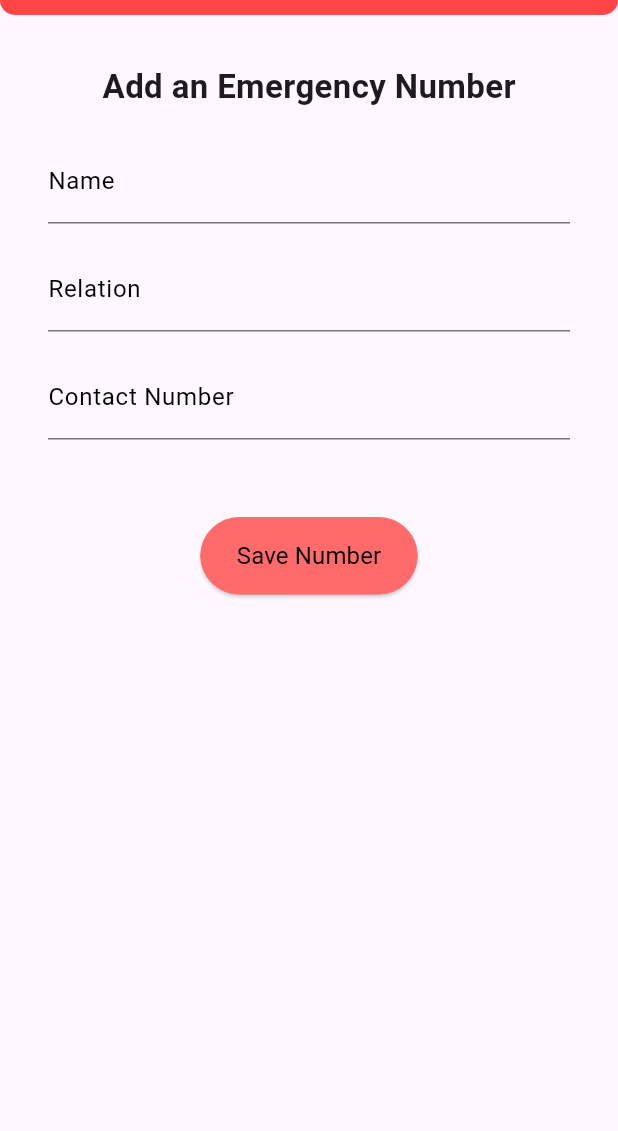
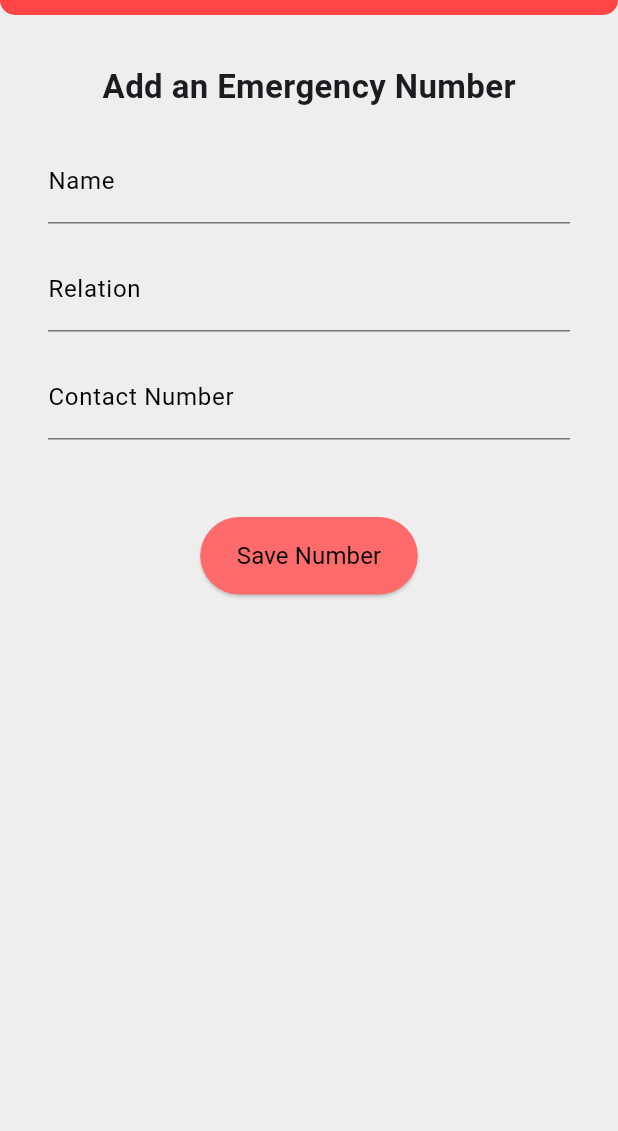
Before and after one commit to VihanDI/Emergency-SOS-App, a Flutter app: the screen it shows after launch, after a tap on the "add" icon, on a phone screen of 412 x 824 dp, the part 105-1236 px from its top. Run offline on Flutter 3.47's test engine with Material 3 defaults, Android fonts, the phone set to English and light mode, and no system bars; our stand-ins replace carousel_slider, curved_navigation_bar, geolocator; network calls fail.

Commit message:
Add new UI changes

```diff
--- a/sos-app/lib/screens/add_number_screen.dart
+++ b/sos-app/lib/screens/add_number_screen.dart
@@ -9,6 +9,7 @@ class AddNumberScreen extends StatelessWidget {
   Widget build(BuildContext context) {
     return MaterialApp(
       home: Scaffold(
+        backgroundColor: Colors.grey[200],
         appBar: MyAppBar(
           iconType: Icons.arrow_back,
           onPressed: () {
--- a/sos-app/lib/screens/emergency_contact_screen.dart
+++ b/sos-app/lib/screens/emergency_contact_screen.dart
@@ -9,6 +9,7 @@ class EmergencyContactScreen extends StatelessWidget {
   @override
   Widget build(BuildContext context) {
     return Scaffold(
+        backgroundColor: Colors.grey[200],
         appBar: MyAppBar(
           iconType: Icons.arrow_back,
           onPressed: () {
--- a/sos-app/lib/screens/home_screen.dart
+++ b/sos-app/lib/screens/home_screen.dart
@@ -1,18 +1,65 @@
+import 'package:curved_navigation_bar/curved_navigation_bar.dart';
 import 'package:flutter/material.dart';
 import 'disaster_category_screen.dart';
 import '../widgets/app_bar.dart';
 import './login_screeen.dart';
 import './add_number_screen.dart';
 import './emergency_contact_screen.dart';
+import 'package:carousel_slider/carousel_slider.dart';
 
 class HomeScreen extends StatelessWidget {
   const HomeScreen({super.key});
 
   @override
   Widget build(BuildContext context) {
+    DateTime currentDate = DateTime.now();
+    String month = "Month";
+
+    switch ((currentDate.month)) {
+      case 1:
+        month = "January";
+        break;
+      case 2:
+        month = "February";
+        break;
+      case 3:
+        month = "March";
+        break;
+      case 4:
+        month = "April";
+        break;
+      case 5:
+        month = "May";
+        break;
+      case 6:
+        month = "June";
+        break;
+      case 7:
+        month = "July";
+        break;
+      case 8:
+        month = "August";
+        break;
+      case 9:
+        month = "September";
+        break;
+      case 10:
+        month = "October";
+        break;
+      case 11:
+        month = "November";
+        break;
+      case 12:
+        month = "December";
+        break;
+      default:
+        print('Unknown Month');
+    }
+
     return MaterialApp(
         debugShowCheckedModeBanner: false,
         home: Scaffold(
+          backgroundColor: Colors.grey[200],
           appBar: MyAppBar(
             iconType: Icons.logout_outlined,
             onPressed: () {
@@ -23,24 +70,41 @@ class HomeScreen extends StatelessWidget {
               child: Column(
             mainAxisAlignment: MainAxisAlignment.spaceEvenly,
             children: [
+              Text(
+                "${currentDate.day}  $month  ${currentDate.year}",
+                style:
+                    const TextStyle(fontSize: 20, fontWeight: FontWeight.w500),
+              ),
               const RoundedContainerTypeOne(height: 168.1),
               const RoundedContainerTypeTwo(height: 90.05),
               const RoundedContainerTypeThree(height: 90.05),
-              Row(
+              const Row(
                 mainAxisAlignment: MainAxisAlignment.spaceEvenly,
                 children: [
-                  CircularIconButton(
-                    icon: Icons.call,
-                    size: 60,
-                    iconSize: 35,
-                    onPressed: () {
-                      navigateToPage(context, const DisasterCategoryScreen());
-                    },
-                  ),
+                  // CircularIconButton(
+                  //   icon: Icons.call,
+                  //   size: 60,
+                  //   iconSize: 35,
+                  //   onPressed: () {
+                  //     navigateToPage(context, const DisasterCategoryScreen());
+                  //   },
+                  // ),
                 ],
               )
             ],
           )),
+          bottomNavigationBar: CurvedNavigationBar(
+              backgroundColor: Colors.grey.shade200,
+              color: const Color(0xFFFF4545),
+              animationDuration: const Duration(milliseconds: 300),
+              onTap: (index) {
+                navigateToPage(context, const DisasterCategoryScreen());
+              },
+              items: const [
+                Icon(
+                  Icons.call,
+                ),
+              ]),
         ));
   }
 }
@@ -52,11 +116,17 @@ class RoundedContainerTypeOne extends StatelessWidget {
 
   @override
   Widget build(BuildContext context) {
+    final List<String> images = [
+      'https://118.pubsec.gov.lk/img/118-social-post.jpg',
+      'https://pbs.twimg.com/media/Dxb47ndVAAI_yjh.jpg',
+      'https://th-i.thgim.com/public/news/international/nu7ncy/article66674433.ece/alternates/LANDSCAPE_1200/Suwaseriya.jpg',
+    ];
+
     return Container(
       width: 344,
       height: height, // Adjust the height as needed
       decoration: BoxDecoration(
-        color: Colors.blue, // Set the background color
+        color: const Color(0xFFFF6B6B), // Set the background color
         borderRadius: BorderRadius.circular(
             10.0), // Set the border radius for the outer container
         boxShadow: [
@@ -69,81 +139,33 @@ class RoundedContainerTypeOne extends StatelessWidget {
           ),
         ],
       ),
-      child: Row(
-        children: [
-          Expanded(
-            flex: 2, // 75% width
-            child: Container(
-              decoration: const BoxDecoration(
-                color: Color(0xFFFF6B6B), // Set the color for the left column
-                borderRadius: BorderRadius.only(
-                  topLeft: Radius.circular(
-                      10.0), // Set rounded corners for the top-left
-                  bottomLeft: Radius.circular(
-                      10.0), // Set rounded corners for the bottom-left
+      child: CarouselSlider(
+        options: CarouselOptions(
+          autoPlay: true,
+          aspectRatio: 16 / 9,
+          autoPlayCurve: Curves.fastOutSlowIn,
+          autoPlayAnimationDuration: const Duration(milliseconds: 800),
+          enableInfiniteScroll: true,
+          viewportFraction: 1.0,
+        ),
+        items: images.map((String url) {
+          return Builder(
+            builder: (BuildContext context) {
+              return Container(
+                width: MediaQuery.of(context).size.width,
+                margin: const EdgeInsets.symmetric(horizontal: 0.0),
+                decoration: BoxDecoration(
+                  color: const Color(0xFFFF6B6B),
+                  borderRadius: BorderRadius.circular(0.0),
+                  image: DecorationImage(
+                    image: NetworkImage(url),
+                    fit: BoxFit.cover,
+                  ),
                 ),
-              ),
-              child: const Center(
-                  child: Column(
-                mainAxisAlignment: MainAxisAlignment.spaceEvenly,
-                children: [
-                  Row(
-                    mainAxisAlignment: MainAxisAlignment.spaceEvenly,
-                    children: [
-                      Text(
-                        "Colombo",
-                        style: TextStyle(
-                            fontSize: 22, fontWeight: FontWeight.w400),
-                      ),
-                      Icon(Icons.thunderstorm_outlined)
-                    ],
-                  ),
-                  Text(
-                    "23 October 2023",
-                    style: TextStyle(fontSize: 20, fontWeight: FontWeight.w300),
-                  ),
-                  Text(
-                    "Monday",
-                    style: TextStyle(fontSize: 20, fontWeight: FontWeight.w300),
-                  )
-                ],
-              )),
-            ),
-          ),
-          Expanded(
-            flex: 1, // 25% width
-            child: Container(
-              decoration: const BoxDecoration(
-                color: Color(0xFFFFC0C0), // Set the color for the right column
-                borderRadius: BorderRadius.only(
-                  topRight: Radius.circular(
-                      10.0), // Set rounded corners for the top-right
-                  bottomRight: Radius.circular(
-                      10.0), // Set rounded corners for the bottom-right
-                ),
-              ),
-              child: const Center(
-                  child: Center(
-                child: Column(
-                  mainAxisAlignment: MainAxisAlignment.spaceEvenly,
-                  children: [
-                    Icon(Icons.error_outline),
-                    Text(
-                      "Alert Level",
-                      style:
-                          TextStyle(fontSize: 20, fontWeight: FontWeight.w400),
-                    ),
-                    Text(
-                      "High",
-                      style:
-                          TextStyle(fontSize: 20, fontWeight: FontWeight.w300),
-                    )
-                  ],
-                ),
-              )),
-            ),
-          ),
-        ],
+              );
+            },
+          );
+        }).toList(),
       ),
     );
   }
@@ -160,7 +182,7 @@ class RoundedContainerTypeTwo extends StatelessWidget {
       width: 344,
       height: height, // Adjust the height as needed
       decoration: BoxDecoration(
-        color: Colors.blue, // Set the background color
+        color: const Color(0xFFFF6B6B), // Set the background color
         borderRadius: BorderRadius.circular(
             10.0), // Set the border radius for the outer container
         boxShadow: [
--- a/sos-app/lib/screens/signup_screen.dart
+++ b/sos-app/lib/screens/signup_screen.dart
@@ -10,6 +10,7 @@ class SignUpScreen extends StatelessWidget {
   Widget build(BuildContext context) {
     return MaterialApp(
       home: Scaffold(
+        backgroundColor: Colors.grey[200],
         appBar: const MyAppBarDefault(),
         body: SingleChildScrollView(
           child: Padding(
--- a/sos-app/pubspec.yaml
+++ b/sos-app/pubspec.yaml
@@ -36,6 +36,10 @@ dependencies:
   cupertino_icons: ^1.0.2
   url_launcher: ^6.2.2
   geolocator: ^10.1.0
+  firebase_auth: ^4.16.0
+
+  carousel_slider: ^4.0.0
+  curved_navigation_bar: ^1.0.3
 
 dev_dependencies:
   flutter_test:
@@ -58,6 +62,7 @@ flutter:
     - android/app/src/main/res/mipmap-hdpi/icon.png
     - android/app/src/main/res/mipmap-xhdpi/icon.png
     - android/app/src/main/res/mipmap-xxhdpi/icon.png
+    - assets/signin.png
 
   # The following line ensures that the Material Icons font is
   # included with your application, so that you can use the icons in
```
Also changed, not shown: sos-app/lib/screens/disaster_category_screen.dart (+4 -3 lines), sos-app/lib/screens/login_screeen.dart (+14 -106 lines), sos-app/assets/signin.png (added).
